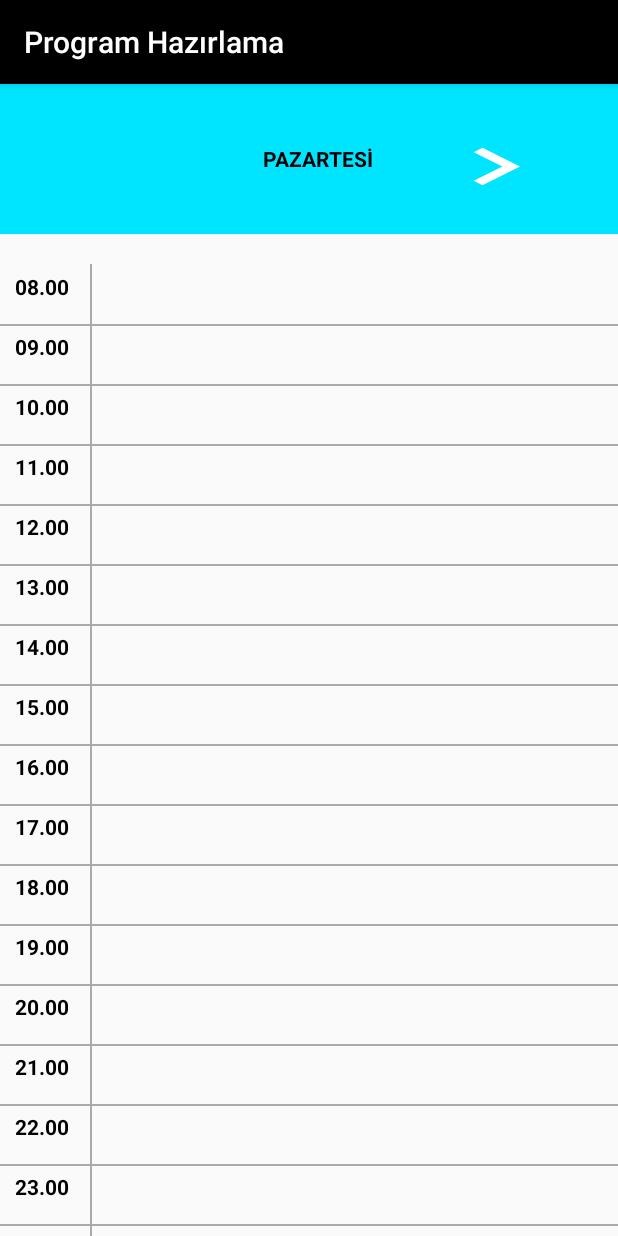
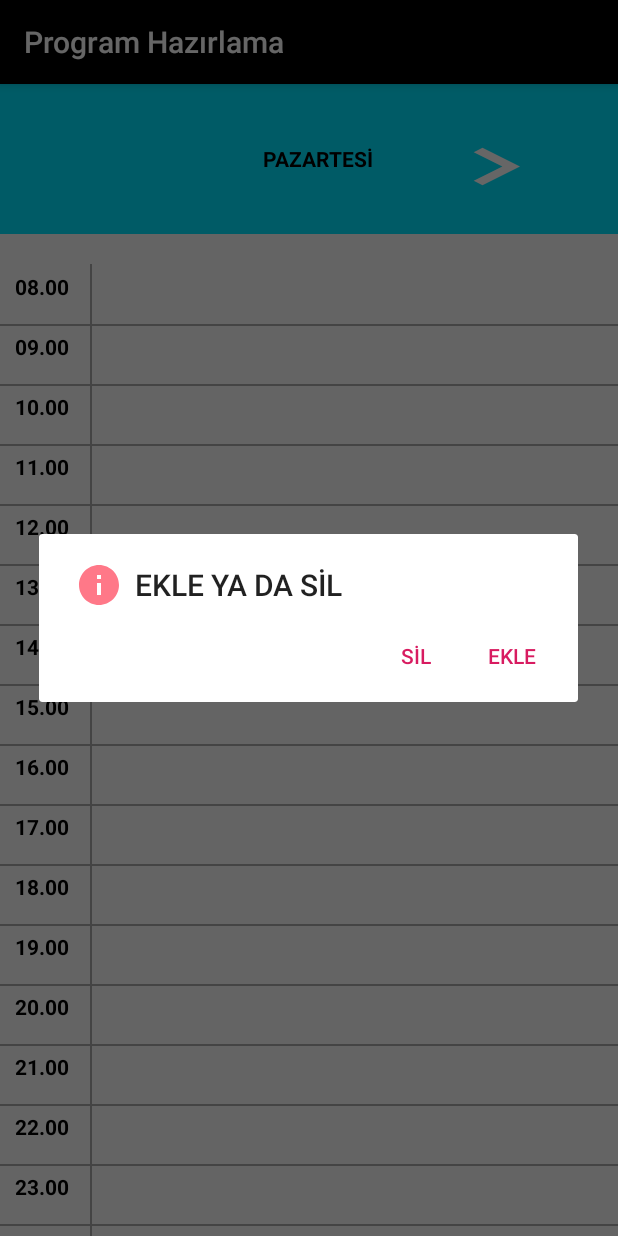
Before and after one commit to elifctnkaya/ProgramPreparation, an Android app: the Fragment1 screen opened directly, with no data from a screen before it, after a tap on an icon or button, on a phone screen of 412 x 824 dp. Run offline under Robolectric (Android 15) with nearby library versions, the phone set to English and light mode, and no system bars.

Commit message:
Update and delete fonksiyonu eklendi

```diff
--- a/app/src/main/java/com/example/takvimdeneme/Fragment1.java
+++ b/app/src/main/java/com/example/takvimdeneme/Fragment1.java
@@ -93,7 +93,7 @@ public class Fragment1 extends Fragment {
         de17 = view.findViewById(R.id.editText16);
 
         //
-        duzenle(de1);
+
         Database database = new Database(getContext());
 
         /*if(database.VeriAra(gun)){
@@ -191,12 +191,14 @@ public class Fragment1 extends Fragment {
             }
 
         }
-/*
+
+        //duzenle(de1);
         button.setOnClickListener(new View.OnClickListener() {
             @Override
             public void onClick(View v) {
+                duzenle(de1);
                 //sendData();
-                AlertDialog.Builder alertDialog = new AlertDialog.Builder(getActivity());
+               /* AlertDialog.Builder alertDialog = new AlertDialog.Builder(getActivity());
                 alertDialog.setTitle("EKLE YA DA SİL");
                 alertDialog.setIcon(R.drawable.uyari);
                 alertDialog.setPositiveButton("EKLE", new DialogInterface.OnClickListener() {
@@ -212,11 +214,11 @@ public class Fragment1 extends Fragment {
                         silCalisti();
                     }
                 });
-                alertDialog.create().show();
+                alertDialog.create().show();*/
 
             }
         });
-*/
+
                /* try{
                     Database database = new Database(getContext());
                     List<String> vVeriler = database.VeriListele();
@@ -235,9 +237,7 @@ public class Fragment1 extends Fragment {
                     gecis(new Fragment2());
             }
         });
-
         return view;
-
 
     }
 
@@ -266,7 +266,26 @@ public class Fragment1 extends Fragment {
         startActivity(intent);
     }
 
+
     public void duzenle(View view){
-        Toast.makeText(getContext(),"Duzenle Butonu Çalıştı",Toast.LENGTH_SHORT).show();
+        //Toast.makeText(getContext(),"Duzenle Butonu Çalıştı",Toast.LENGTH_SHORT).show();
+        AlertDialog.Builder alertDialog = new AlertDialog.Builder(getActivity());
+        alertDialog.setTitle("EKLE YA DA SİL");
+        alertDialog.setIcon(R.drawable.uyari);
+        alertDialog.setPositiveButton("EKLE", new DialogInterface.OnClickListener() {
+            @Override
+            public void onClick(DialogInterface dialog, int which) {
+                ekleCalisti();
+            }
+        });
+
+        alertDialog.setNegativeButton("SİL", new DialogInterface.OnClickListener() {
+            @Override
+            public void onClick(DialogInterface dialog, int which) {
+                silCalisti();
+            }
+        });
+        alertDialog.create().show();
+
     }
 }
--- a/app/src/main/res/layout/fragment1.xml
+++ b/app/src/main/res/layout/fragment1.xml
@@ -90,6 +90,7 @@
                     android:textAlignment="center"
                     android:onClick="duzenle"
                     tools:ignore="OnClick"
+                    android:clickable="true"
                     android:gravity="center_horizontal" />
 
                 <View
```
Also changed, not shown: app/src/main/java/com/example/takvimdeneme/EditActivity.java (+9 -6 lines).
